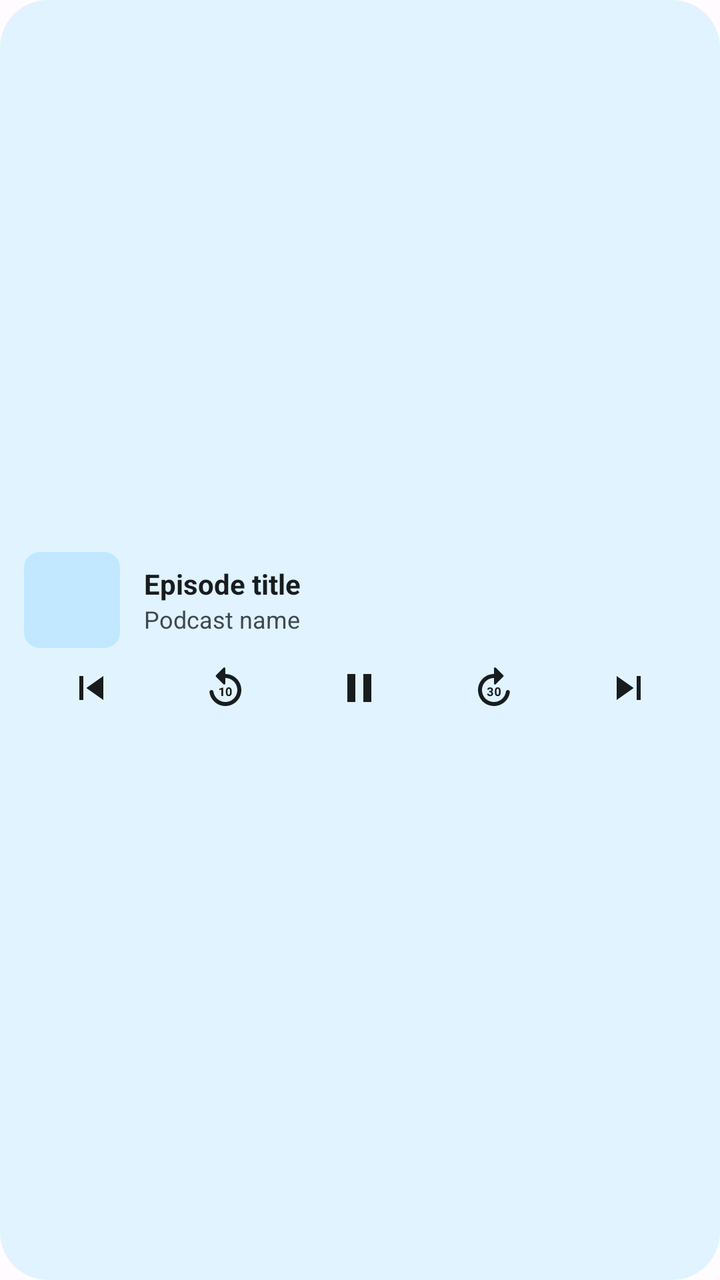
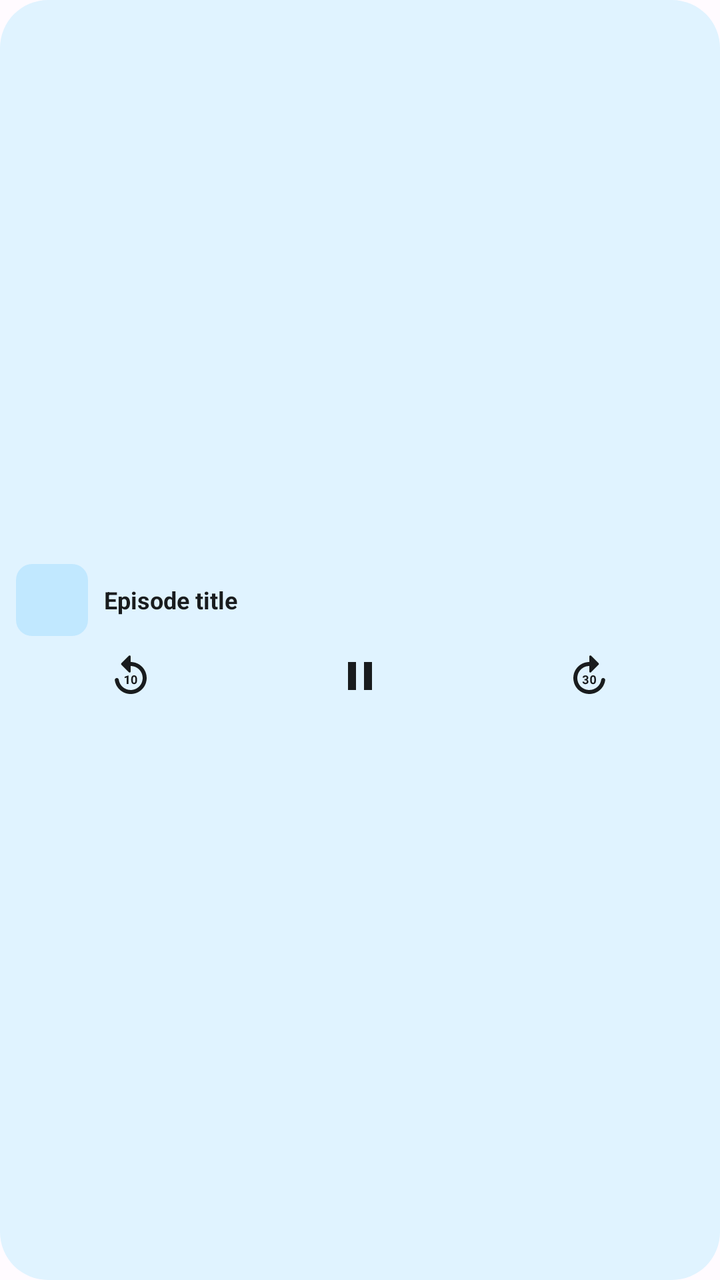

Before-and-after screenshots of an Android layout around one commit, followed by the original layout XML and the change that was made.
<!-- AndroidManifest.xml: application theme Theme.Sonora -->
<!-- res/layout/widget_mini_player_preview.xml -->
<?xml version="1.0" encoding="utf-8"?>
<LinearLayout xmlns:android="http://schemas.android.com/apk/res/android"
    android:layout_width="match_parent"
    android:layout_height="match_parent"
    android:background="@drawable/widget_preview_background"
    android:gravity="center_vertical"
    android:orientation="vertical"
    android:paddingHorizontal="12dp"
    android:paddingVertical="8dp">

    <LinearLayout
        android:layout_width="match_parent"
        android:layout_height="wrap_content"
        android:gravity="center_vertical"
        android:orientation="horizontal">

        <ImageView
            android:layout_width="48dp"
            android:layout_height="48dp"
            android:importantForAccessibility="no"
            android:src="@drawable/widget_preview_artwork" />

        <LinearLayout
            android:layout_width="0dp"
            android:layout_height="wrap_content"
            android:layout_marginStart="12dp"
            android:layout_weight="1"
            android:orientation="vertical">

            <TextView
                android:layout_width="match_parent"
                android:layout_height="wrap_content"
                android:maxLines="2"
                android:text="@string/widget_preview_episode"
                android:textColor="@color/widget_preview_on_surface"
                android:textSize="14sp"
                android:textStyle="bold" />

            <TextView
                android:layout_width="match_parent"
                android:layout_height="wrap_content"
                android:maxLines="1"
                android:text="@string/widget_preview_podcast"
                android:textColor="@color/widget_preview_on_surface_variant"
                android:textSize="12sp" />
        </LinearLayout>
    </LinearLayout>

    <LinearLayout
        android:layout_width="match_parent"
        android:layout_height="wrap_content"
        android:gravity="center_vertical"
        android:orientation="horizontal">

        <ImageView
            android:layout_width="0dp"
            android:layout_height="40dp"
            android:layout_weight="1"
            android:importantForAccessibility="no"
            android:padding="8dp"
            android:scaleType="fitCenter"
            android:src="@drawable/ic_widget_previous"
            android:tint="@color/widget_preview_on_surface" />
        <ImageView
            android:layout_width="0dp"
            android:layout_height="40dp"
            android:layout_weight="1"
            android:importantForAccessibility="no"
            android:padding="8dp"
            android:scaleType="fitCenter"
            android:src="@drawable/ic_widget_replay_10"
            android:tint="@color/widget_preview_on_surface" />
        <ImageView
            android:layout_width="0dp"
            android:layout_height="40dp"
            android:layout_weight="1"
            android:importantForAccessibility="no"
            android:padding="8dp"
            android:scaleType="fitCenter"
            android:src="@drawable/ic_widget_pause"
            android:tint="@color/widget_preview_on_surface" />
        <ImageView
            android:layout_width="0dp"
            android:layout_height="40dp"
            android:layout_weight="1"
            android:importantForAccessibility="no"
            android:padding="8dp"
            android:scaleType="fitCenter"
            android:src="@drawable/ic_widget_forward_30"
            android:tint="@color/widget_preview_on_surface" />
        <ImageView
            android:layout_width="0dp"
            android:layout_height="40dp"
            android:layout_weight="1"
            android:importantForAccessibility="no"
            android:padding="8dp"
            android:scaleType="fitCenter"
            android:src="@drawable/ic_widget_next"
            android:tint="@color/widget_preview_on_surface" />
    </LinearLayout>
</LinearLayout>
<!-- resources referenced by this layout -->
<resources>
  <color name="widget_preview_on_surface">#1B1B21</color>
  <color name="widget_preview_on_surface_variant">#45464F</color>
  <!-- drawable ic_widget_next (drawable) -->
  <vector xmlns:android="http://schemas.android.com/apk/res/android"
      android:width="24dp"
      android:height="24dp"
      android:viewportWidth="24"
      android:viewportHeight="24">
      <path
          android:fillColor="#FFFFFFFF"
          android:pathData="M6,18l8.5,-6L6,6v12zM16,6v12h2V6h-2z" />
  </vector>
  <!-- drawable ic_widget_pause (drawable) -->
  <vector xmlns:android="http://schemas.android.com/apk/res/android"
      android:width="24dp"
      android:height="24dp"
      android:viewportWidth="24"
      android:viewportHeight="24">
      <path
          android:fillColor="#FFFFFFFF"
          android:pathData="M6,19h4V5H6v14zM14,5v14h4V5h-4z" />
  </vector>
  <!-- drawable ic_widget_previous (drawable) -->
  <vector xmlns:android="http://schemas.android.com/apk/res/android"
      android:width="24dp"
      android:height="24dp"
      android:viewportWidth="24"
      android:viewportHeight="24">
      <path
          android:fillColor="#FFFFFFFF"
          android:pathData="M6,6h2v12H6zM9.5,12l8.5,6V6z" />
  </vector>
  <!-- drawable ic_widget_replay_10 (drawable) -->
  <vector xmlns:android="http://schemas.android.com/apk/res/android"
      android:width="24dp"
      android:height="24dp"
      android:viewportWidth="24"
      android:viewportHeight="24">
      <path
          android:fillColor="#FFFFFFFF"
          android:pathData="M11.99,5L11.99,2.21c0,-0.45 -0.54,-0.67 -0.85,-0.35L7.35,5.65c-0.2,0.2 -0.2,0.51 0,0.71l3.79,3.79c0.31,0.31 0.85,0.09 0.85,-0.35L11.99,7c3.73,0 6.68,3.42 5.86,7.29c-0.47,2.27 -2.31,4.1 -4.57,4.57c-3.57,0.75 -6.75,-1.7 -7.23,-5.01c-0.06,-0.48 -0.48,-0.85 -0.98,-0.85c-0.6,0 -1.08,0.53 -1,1.13c0.62,4.39 4.8,7.64 9.53,6.72c3.12,-0.61 5.63,-3.12 6.24,-6.24c0.99,-5.13 -2.9,-9.61 -7.85,-9.61zM10.89,16h-0.85v-3.26l-1.01,0.31v-0.69l1.77,-0.63h0.09L10.89,16zM15.17,14.24c0,0.32 -0.03,0.6 -0.1,0.82s-0.17,0.42 -0.29,0.57s-0.28,0.26 -0.45,0.33s-0.37,0.1 -0.59,0.1s-0.41,-0.03 -0.59,-0.1s-0.33,-0.18 -0.46,-0.33s-0.23,-0.34 -0.3,-0.57s-0.11,-0.5 -0.11,-0.82v-0.74c0,-0.32 0.03,-0.6 0.1,-0.82s0.17,-0.42 0.29,-0.57s0.28,-0.26 0.45,-0.33s0.37,-0.1 0.59,-0.1s0.41,0.03 0.59,0.1s0.33,0.18 0.46,0.33s0.23,0.34 0.3,0.57s0.11,0.5 0.11,0.82v0.74zM14.32,13.38c0,-0.19 -0.01,-0.35 -0.04,-0.48s-0.07,-0.23 -0.12,-0.31s-0.11,-0.14 -0.19,-0.17s-0.16,-0.05 -0.25,-0.05s-0.18,0.02 -0.25,0.05s-0.14,0.09 -0.19,0.17s-0.09,0.18 -0.12,0.31s-0.04,0.29 -0.04,0.48v0.97c0,0.19 0.01,0.35 0.04,0.48s0.07,0.24 0.12,0.32s0.11,0.14 0.19,0.17s0.16,0.05 0.25,0.05s0.18,-0.02 0.25,-0.05s0.14,-0.09 0.19,-0.17s0.09,-0.19 0.11,-0.32s0.04,-0.29 0.04,-0.48v-0.97z" />
  </vector>
  <!-- drawable widget_preview_artwork (drawable) -->
  <?xml version="1.0" encoding="utf-8"?>
  <shape xmlns:android="http://schemas.android.com/apk/res/android" android:shape="rectangle">
      <solid android:color="@color/widget_preview_artwork" />
      <corners android:radius="8dp" />
  </shape>
  <!-- drawable widget_preview_background (drawable) -->
  <?xml version="1.0" encoding="utf-8"?>
  <shape xmlns:android="http://schemas.android.com/apk/res/android" android:shape="rectangle">
      <solid android:color="@color/widget_preview_surface" />
      <corners android:radius="24dp" />
  </shape>
  <string name="widget_preview_episode">Episode title</string>
  <string name="widget_preview_podcast">Podcast name</string>
  <style name="Theme.Sonora" parent="android:Theme.Material.Light.NoActionBar">
          <item name="android:windowBackground">@color/window_background</item>
          <item name="android:navigationBarColor">@android:color/transparent</item>
          <item name="android:statusBarColor">@android:color/transparent</item>
      </style>
  <color name="widget_preview_artwork">#B1C5FF</color>
  <color name="widget_preview_surface">#E1E2EC</color>
  <color name="window_background">#FFFBFF</color>
  <!-- unchanged entries left out for length: 1 -->
</resources>

<!-- the commit's change to res/layout/widget_mini_player_preview.xml (unified diff, before → after) -->
@@ -5,7 +5,7 @@
     android:background="@drawable/widget_preview_background"
     android:gravity="center_vertical"
     android:orientation="vertical"
-    android:paddingHorizontal="12dp"
+    android:paddingHorizontal="8dp"
     android:paddingVertical="8dp">
 
     <LinearLayout
@@ -15,15 +15,15 @@
         android:orientation="horizontal">
 
         <ImageView
-            android:layout_width="48dp"
-            android:layout_height="48dp"
+            android:layout_width="36dp"
+            android:layout_height="36dp"
             android:importantForAccessibility="no"
             android:src="@drawable/widget_preview_artwork" />
 
         <LinearLayout
             android:layout_width="0dp"
             android:layout_height="wrap_content"
-            android:layout_marginStart="12dp"
+            android:layout_marginStart="8dp"
             android:layout_weight="1"
             android:orientation="vertical">
 
@@ -33,16 +33,9 @@
                 android:maxLines="2"
                 android:text="@string/widget_preview_episode"
                 android:textColor="@color/widget_preview_on_surface"
-                android:textSize="14sp"
+                android:textSize="12sp"
                 android:textStyle="bold" />
 
-            <TextView
-                android:layout_width="match_parent"
-                android:layout_height="wrap_content"
-                android:maxLines="1"
-                android:text="@string/widget_preview_podcast"
-                android:textColor="@color/widget_preview_on_surface_variant"
-                android:textSize="12sp" />
         </LinearLayout>
     </LinearLayout>
 
@@ -52,15 +45,6 @@
         android:gravity="center_vertical"
         android:orientation="horizontal">
 
-        <ImageView
-            android:layout_width="0dp"
-            android:layout_height="40dp"
-            android:layout_weight="1"
-            android:importantForAccessibility="no"
-            android:padding="8dp"
-            android:scaleType="fitCenter"
-            android:src="@drawable/ic_widget_previous"
-            android:tint="@color/widget_preview_on_surface" />
         <ImageView
             android:layout_width="0dp"
             android:layout_height="40dp"
@@ -88,14 +72,5 @@
             android:scaleType="fitCenter"
             android:src="@drawable/ic_widget_forward_30"
             android:tint="@color/widget_preview_on_surface" />
-        <ImageView
-            android:layout_width="0dp"
-            android:layout_height="40dp"
-            android:layout_weight="1"
-            android:importantForAccessibility="no"
-            android:padding="8dp"
-            android:scaleType="fitCenter"
-            android:src="@drawable/ic_widget_next"
-            android:tint="@color/widget_preview_on_surface" />
     </LinearLayout>
 </LinearLayout>
<!-- resource entries referenced after the edit -->
@@ -1,17 +1,6 @@
 <!-- resources referenced by this layout -->
 <resources>
   <color name="widget_preview_on_surface">#1B1B21</color>
-  <color name="widget_preview_on_surface_variant">#45464F</color>
-  <!-- drawable ic_widget_next (drawable) -->
-  <vector xmlns:android="http://schemas.android.com/apk/res/android"
-      android:width="24dp"
-      android:height="24dp"
-      android:viewportWidth="24"
-      android:viewportHeight="24">
-      <path
-          android:fillColor="#FFFFFFFF"
-          android:pathData="M6,18l8.5,-6L6,6v12zM16,6v12h2V6h-2z" />
-  </vector>
   <!-- drawable ic_widget_pause (drawable) -->
   <vector xmlns:android="http://schemas.android.com/apk/res/android"
       android:width="24dp"
@@ -21,16 +10,6 @@
       <path
           android:fillColor="#FFFFFFFF"
           android:pathData="M6,19h4V5H6v14zM14,5v14h4V5h-4z" />
-  </vector>
-  <!-- drawable ic_widget_previous (drawable) -->
-  <vector xmlns:android="http://schemas.android.com/apk/res/android"
-      android:width="24dp"
-      android:height="24dp"
-      android:viewportWidth="24"
-      android:viewportHeight="24">
-      <path
-          android:fillColor="#FFFFFFFF"
-          android:pathData="M6,6h2v12H6zM9.5,12l8.5,6V6z" />
   </vector>
   <!-- drawable ic_widget_replay_10 (drawable) -->
   <vector xmlns:android="http://schemas.android.com/apk/res/android"
@@ -55,7 +34,6 @@
       <corners android:radius="24dp" />
   </shape>
   <string name="widget_preview_episode">Episode title</string>
-  <string name="widget_preview_podcast">Podcast name</string>
   <style name="Theme.Sonora" parent="android:Theme.Material.Light.NoActionBar">
           <item name="android:windowBackground">@color/window_background</item>
           <item name="android:navigationBarColor">@android:color/transparent</item>
